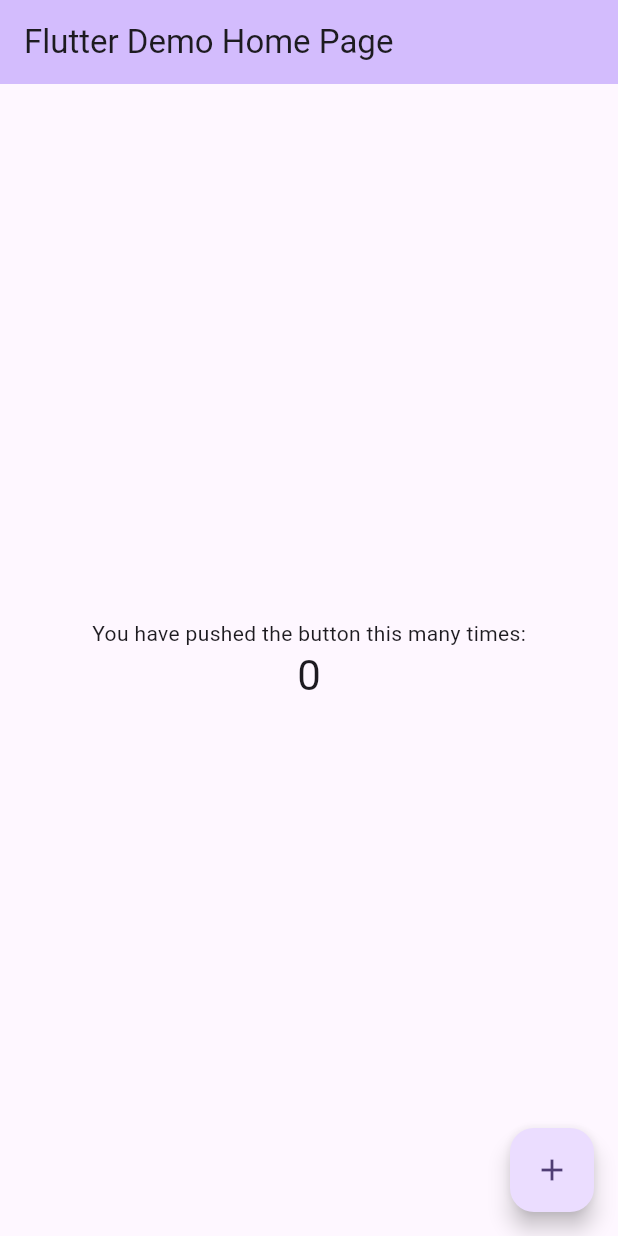
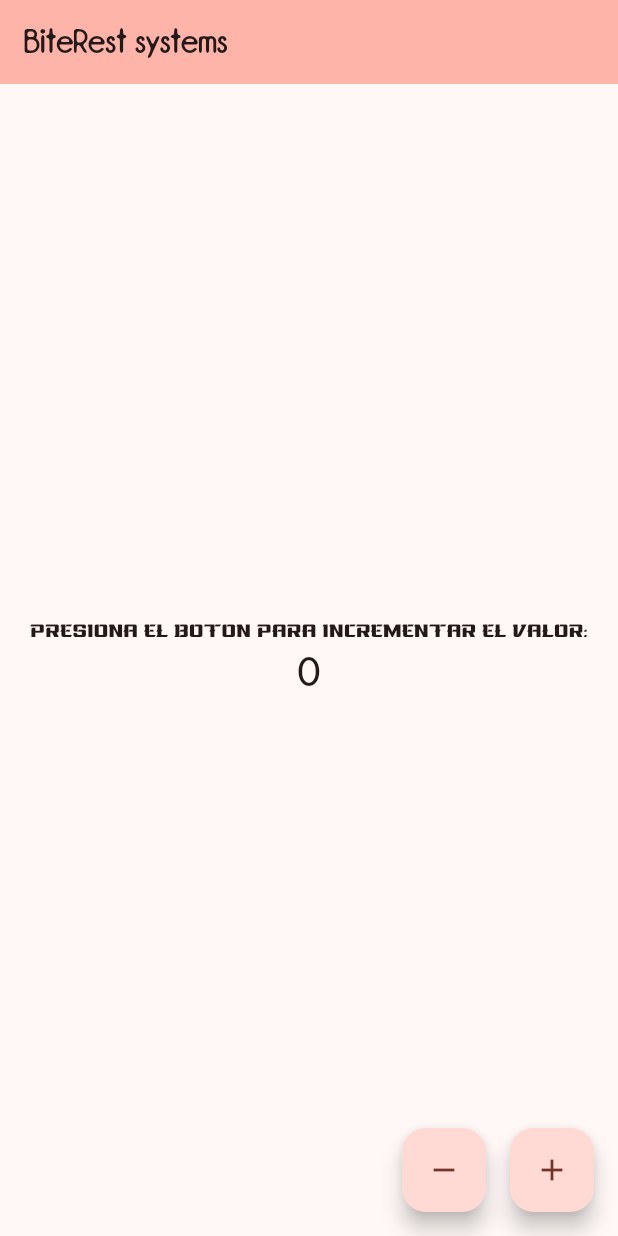
Before and after one commit to Isaac-Monted/InventariosCarniceria, a Flutter app: the screen it shows after launch, on a phone screen of 412 x 824 dp. Run offline on Flutter 3.47's test engine with Material 3 defaults, Android fonts, the phone set to English and light mode, and no system bars.

Commit message:
Se realizan pruebas de la implementacion del tema principal

```diff
--- a/lib/main.dart
+++ b/lib/main.dart
@@ -27,42 +27,19 @@
   @override
   Widget build(BuildContext context) {
     return MaterialApp(
-      title: 'Flutter Demo',
+      title: 'BiteRest',
       theme: ThemeData(
-        // This is the theme of your application.
-        //
-        // TRY THIS: Try running your application with "flutter run". You'll see
-        // the application has a purple toolbar. Then, without quitting the app,
-        // try changing the seedColor in the colorScheme below to Colors.green
-        // and then invoke "hot reload" (save your changes or press the "hot
-        // reload" button in a Flutter-supported IDE, or press "r" if you used
-        // the command line to start the app).
-        //
-        // Notice that the counter didn't reset back to zero; the application
-        // state is not lost during the reload. To reset the state, use hot
-        // restart instead.
-        //
-        // This works for code too, not just values: Most code changes can be
-        // tested with just a hot reload.
-        colorScheme: ColorScheme.fromSeed(seedColor: Colors.deepPurple),
+        colorScheme: ColorScheme.fromSeed(seedColor: Colors.red),
+        fontFamily: 'HotelOriental',
         useMaterial3: true,
       ),
-      home: const MyHomePage(title: 'Flutter Demo Home Page'),
+      home: const MyHomePage(title: 'BiteRest systems'),
     );
   }
 }
 
 class MyHomePage extends StatefulWidget {
   const MyHomePage({super.key, required this.title});
-
-  // This widget is the home page of your application. It is stateful, meaning
-  // that it has a State object (defined below) that contains fields that affect
-  // how it looks.
-
-  // This class is the configuration for the state. It holds the values (in this
-  // case the title) provided by the parent (in this case the App widget) and
-  // used by the build method of the State. Fields in a Widget subclass are
-  // always marked "final".
 
   final String title;
 
@@ -75,54 +52,36 @@
 
   void _incrementCounter() {
     setState(() {
-      // This call to setState tells the Flutter framework that something has
-      // changed in this State, which causes it to rerun the build method below
-      // so that the display can reflect the updated values. If we changed
-      // _counter without calling setState(), then the build method would not be
-      // called again, and so nothing would appear to happen.
       _counter++;
+    });
+  }
+
+  void _decrementCounter(){
+    setState((){
+      if (_counter <= 0){
+        return;
+      }
+      _counter--;
     });
   }
 
   @override
   Widget build(BuildContext context) {
-    // This method is rerun every time setState is called, for instance as done
-    // by the _incrementCounter method above.
-    //
-    // The Flutter framework has been optimized to make rerunning build methods
-    // fast, so that you can just rebuild anything that needs updating rather
-    // than having to individually change instances of widgets.
     return Scaffold(
       appBar: AppBar(
-        // TRY THIS: Try changing the color here to a specific color (to
-        // Colors.amber, perhaps?) and trigger a hot reload to see the AppBar
-        // change color while the other colors stay the same.
         backgroundColor: Theme.of(context).colorScheme.inversePrimary,
-        // Here we take the value from the MyHomePage object that was created by
-        // the App.build method, and use it to set our appbar title.
-        title: Text(widget.title),
+        title: Text(widget.title,),
       ),
       body: Center(
-        // Center is a layout widget. It takes a single child and positions it
-        // in the middle of the parent.
         child: Column(
-          // Column is also a layout widget. It takes a list of children and
-          // arranges them vertically. By default, it sizes itself to fit its
-          // children horizontally, and tries to be as tall as its parent.
-          //
-          // Column has various properties to control how it sizes itself and
-          // how it positions its children. Here we use mainAxisAlignment to
-          // center the children vertically; the main axis here is the vertical
-          // axis because Columns are vertical (the cross axis would be
-          // horizontal).
-          //
-          // TRY THIS: Invoke "debug painting" (choose the "Toggle Debug Paint"
-          // action in the IDE, or press "p" in the console), to see the
-          // wireframe for each widget.
           mainAxisAlignment: MainAxisAlignment.center,
           children: <Widget>[
             const Text(
-              'You have pushed the button this many times:',
+              'Presiona el boton para incrementar el valor:',
+              style: TextStyle(
+                fontFamily: 'BiteRest',
+                fontSize: 12,
+              ),
             ),
             Text(
               '$_counter',
@@ -131,11 +90,22 @@
           ],
         ),
       ),
-      floatingActionButton: FloatingActionButton(
-        onPressed: _incrementCounter,
-        tooltip: 'Increment',
-        child: const Icon(Icons.add),
-      ), // This trailing comma makes auto-formatting nicer for build methods.
+      floatingActionButton:  Row(
+        mainAxisAlignment: MainAxisAlignment.end,
+        children: [
+          FloatingActionButton(
+            onPressed: _decrementCounter,
+            tooltip: 'Decrementar',
+            child: const Icon(Icons.remove),
+          ),
+          const SizedBox(width: 16), // espacio entre botones
+          FloatingActionButton(
+            onPressed: _incrementCounter,
+            tooltip: 'Incrementar',
+            child: const Icon(Icons.add),
+          ),
+        ],
+      ),
     );
   }
 }
```
Also changed, not shown: pubspec.yaml (+7 -11 lines), assets/fonts/Hotel Oriental.ttf (added), assets/fonts/LaOriental-Bold.otf (added).
